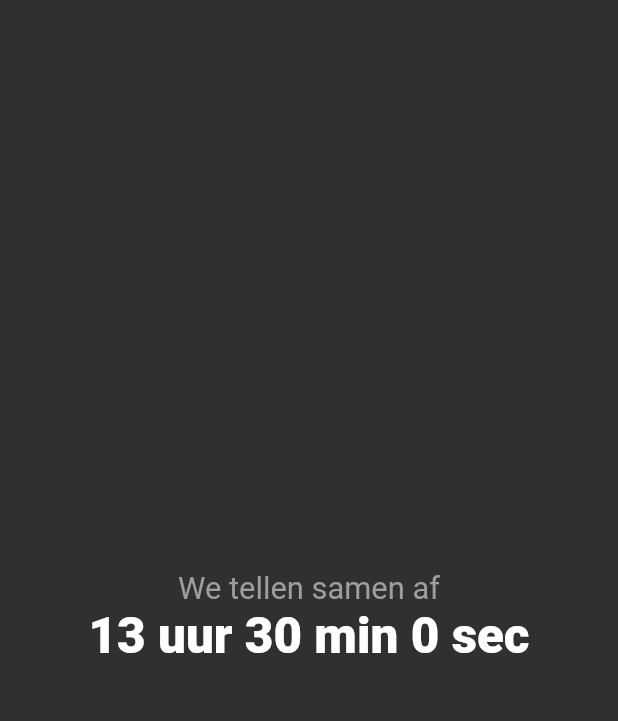
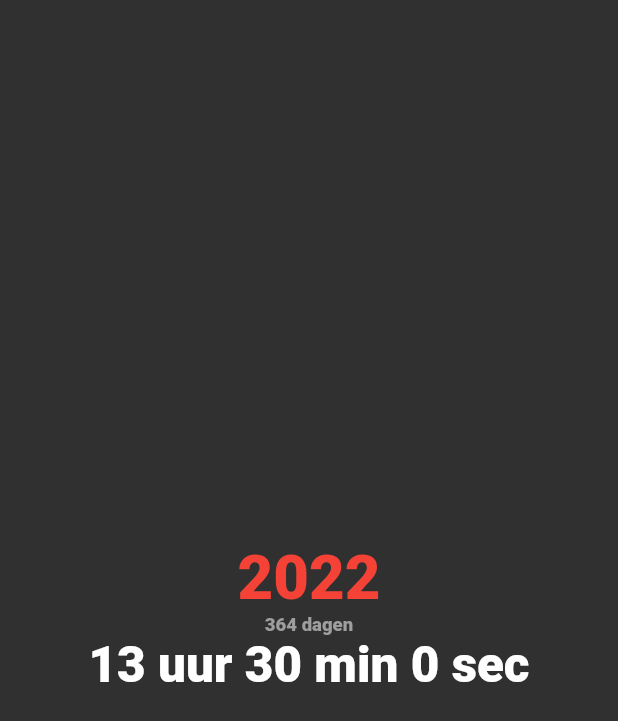
Before and after one commit to epic-unicorn/aftellen, a Flutter app: the screen it shows after launch, on a phone screen of 412 x 824 dp. Shown: the top 721 px of the screen. Run offline on Flutter 3.47's test engine with Material 2 defaults, Android fonts, the light colour scheme and no system bars; drawn by our look-alikes of flutter_countdown_timer; our stand-ins replace vibration, youtube_player_iframe.

Commit message:
2022 klaar

```diff
--- a/lib/main.dart
+++ b/lib/main.dart
@@ -76,16 +76,21 @@ class _MyHomePageState extends State<MyHomePage> {
 
                 return Column(
                   children: [
-                    Text(
-                      'We tellen samen af',
-                      style:
-                          TextStyle(fontSize: width * 0.05, color: Colors.grey),
-                    ),
+                    Text('2022',
+                        style: TextStyle(
+                            fontSize: width * 0.1,
+                            color: Colors.red[500],
+                            fontWeight: FontWeight.w900)),
+                    Text('${time.days ?? 0} dagen',
+                        style: TextStyle(
+                            fontSize: width * 0.03,
+                            color: Colors.grey,
+                            fontWeight: FontWeight.w900)),
                     Text(
                         '${time.hours ?? 0} uur ${time.min ?? 0} min ${time.sec ?? 0} sec',
                         style: TextStyle(
                             fontSize: width * 0.08,
-                            fontWeight: FontWeight.w900))
+                            fontWeight: FontWeight.w900)),
                   ],
                 );
               },
```
